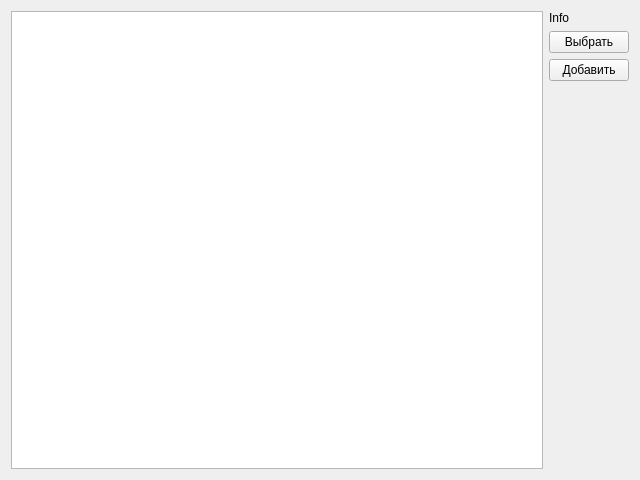
Qt form gui/BaseView.ui (Kroshy1984/MIOM) before a commit.
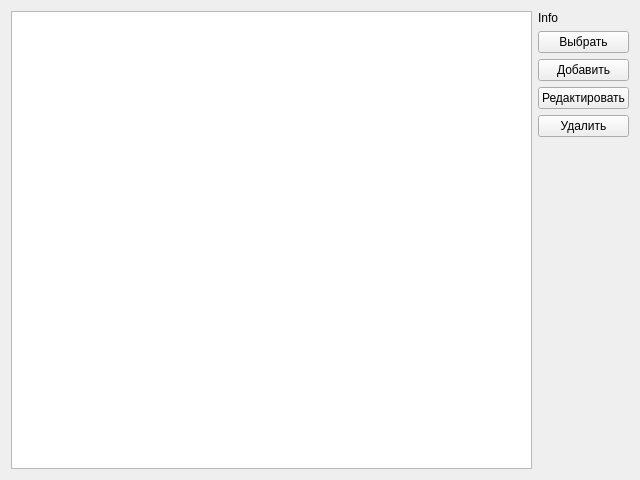
The same form after that commit.

```diff
--- a/gui/BaseView.ui
+++ b/gui/BaseView.ui
@@ -40,6 +40,20 @@
        </property>
       </widget>
      </item>
+     <item>
+      <widget class="QPushButton" name="pushButton">
+       <property name="text">
+        <string>Редактировать</string>
+       </property>
+      </widget>
+     </item>
+     <item>
+      <widget class="QPushButton" name="pushButton_2">
+       <property name="text">
+        <string>Удалить</string>
+       </property>
+      </widget>
+     </item>
      <item>
       <spacer name="verticalSpacer">
        <property name="orientation">
```
